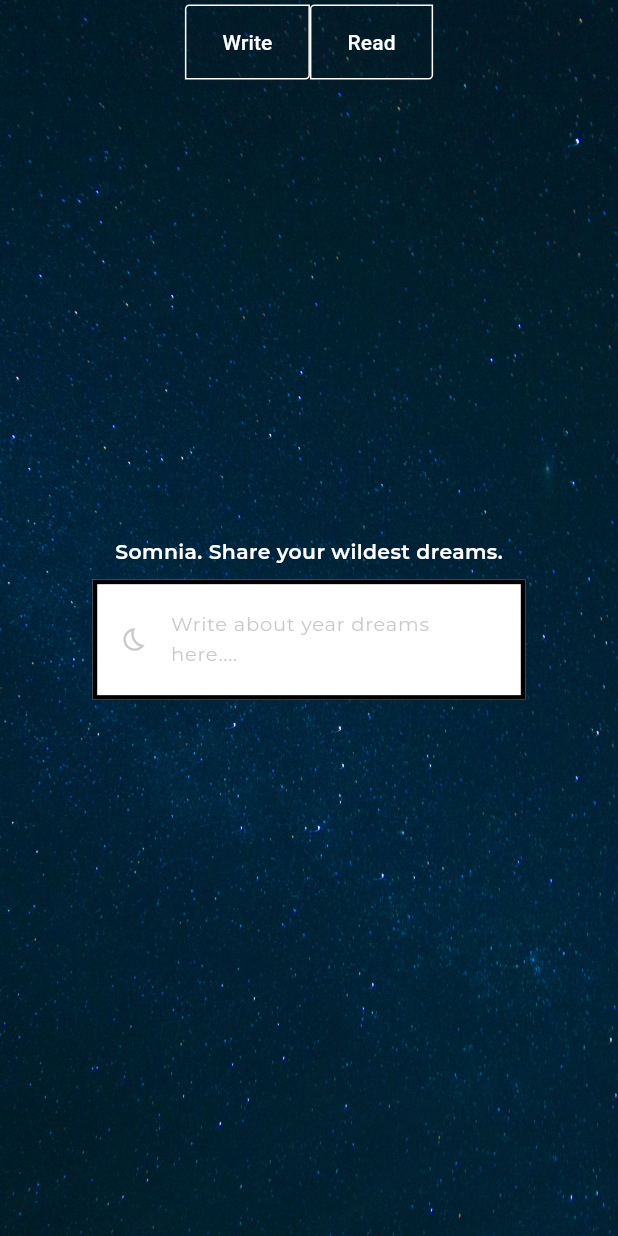
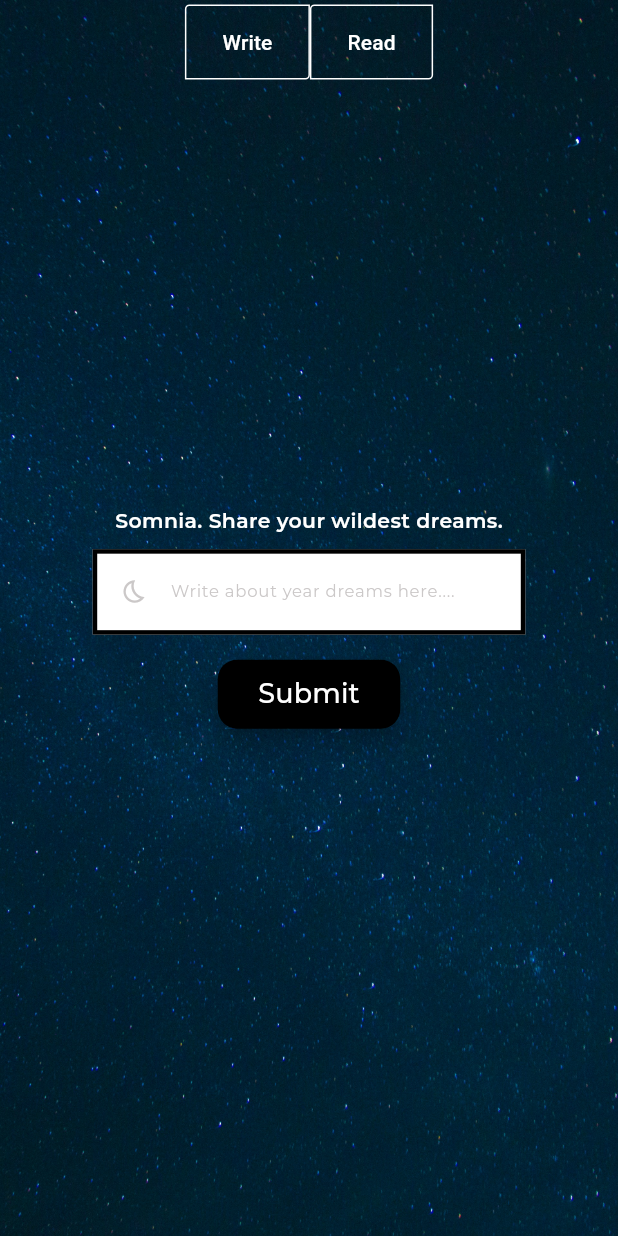
Before and after one commit to GithubAnant/Somnia, a Flutter app: the screen it shows after launch, on a phone screen of 412 x 824 dp. Run offline on Flutter 3.47's test engine with Material 3 defaults, Android fonts, the phone set to English and light mode, and no system bars; project files that could hold a hidden picture were left out.

Commit message:
New buttons added with improved code distribution

```diff
--- a/lib/home_page.dart
+++ b/lib/home_page.dart
@@ -1,5 +1,6 @@
 import 'package:flutter/material.dart';
 import 'package:somnia/appbar_button.dart';
+import 'package:somnia/stack.dart';
 import 'package:somnia/text_field.dart';
 
 class Background extends StatefulWidget {
@@ -30,41 +31,7 @@ class _BackgroundState extends State<Background> {
         centerTitle: true,
       ),
 
-      body: Stack(
-        children: [
-          Positioned.fill(
-            child: Image.asset(
-              "assets/images/hero_background.jpg",
-              fit: BoxFit.cover,
-            ),
-          ),
-
-          Center(
-            child: Column(
-              mainAxisAlignment: MainAxisAlignment.center,
-              children: [
-                Text(
-                  'Somnia. Share your wildest dreams.',
-                  style: TextStyle(
-                    color: Colors.white,
-                    fontFamily: 'Montserrat',
-                    fontSize: MediaQuery.of(context).size.width * 0.033,
-                    fontWeight: FontWeight.w600,
-                  ),
-                ),
-
-                SizedBox(height: MediaQuery.of(context).size.height * 0.012),
-
-                SizedBox(
-                  width: MediaQuery.of(context).size.width * 0.7,
-
-                  child: TextFieldSomnia(),
-                ),
-              ],
-            ),
-          ),
-        ],
-      ),
+      body: StackSomnia(),
     );
   }
 }
--- /dev/null
+++ b/lib/stack.dart
@@ -0,0 +1,72 @@
+import 'package:flutter/material.dart';
+import 'package:somnia/text_field.dart';
+
+class StackSomnia extends StatelessWidget {
+  const StackSomnia({super.key});
+
+  void nothing () {}
+
+  @override
+  Widget build(BuildContext context) {
+    return Stack(
+        children: [
+          Positioned.fill(
+            child: Image.asset(
+              "assets/images/hero_background.jpg",
+              fit: BoxFit.cover,
+            ),
+          ),
+
+          Center(
+            child: Column(
+              mainAxisAlignment: MainAxisAlignment.center,
+              children: [
+                Text(
+                  'Somnia. Share your wildest dreams.',
+                  style: TextStyle(
+                    color: Colors.white,
+                    fontFamily: 'Montserrat',
+                    fontSize: MediaQuery.of(context).size.width * 0.033,
+                    fontWeight: FontWeight.w600,
+                  ),
+                ),
+
+                SizedBox(height: MediaQuery.of(context).size.height * 0.012),
+
+                SizedBox(
+                  width: MediaQuery.of(context).size.width * 0.7,
+                  child: TextFieldSomnia(),
+                ),
+
+                SizedBox(height: MediaQuery.of(context).size.height * 0.019),
+
+            ElevatedButton(onPressed: nothing,
+              style: ElevatedButton.styleFrom(
+                backgroundColor: const Color.fromARGB(255, 0, 0, 0),
+                foregroundColor: Colors.white,
+                elevation: 6,
+                shape: RoundedRectangleBorder(
+                  borderRadius: BorderRadius.all(Radius.circular(13),
+                  )
+                )
+              ),
+            child: Padding(
+              padding: const EdgeInsets.symmetric(horizontal: 3.0, vertical: 10),
+              child: Text(
+                'Submit',
+                style: TextStyle(
+                  fontSize: 18,
+                  fontFamily: 'MontSerrat'
+                ),
+                ),
+            ),
+            )
+
+              ],
+            ),
+          ),
+        ],
+      );
+
+  }
+}
--- a/lib/text_field.dart
+++ b/lib/text_field.dart
@@ -13,7 +13,7 @@ class TextFieldSomnia extends StatelessWidget {
       maxLines: 13,
 
       style: TextStyle(
-        fontSize: 13,
+        fontSize: 11,
         fontFamily: 'Montserrat'
       ),
 
```
